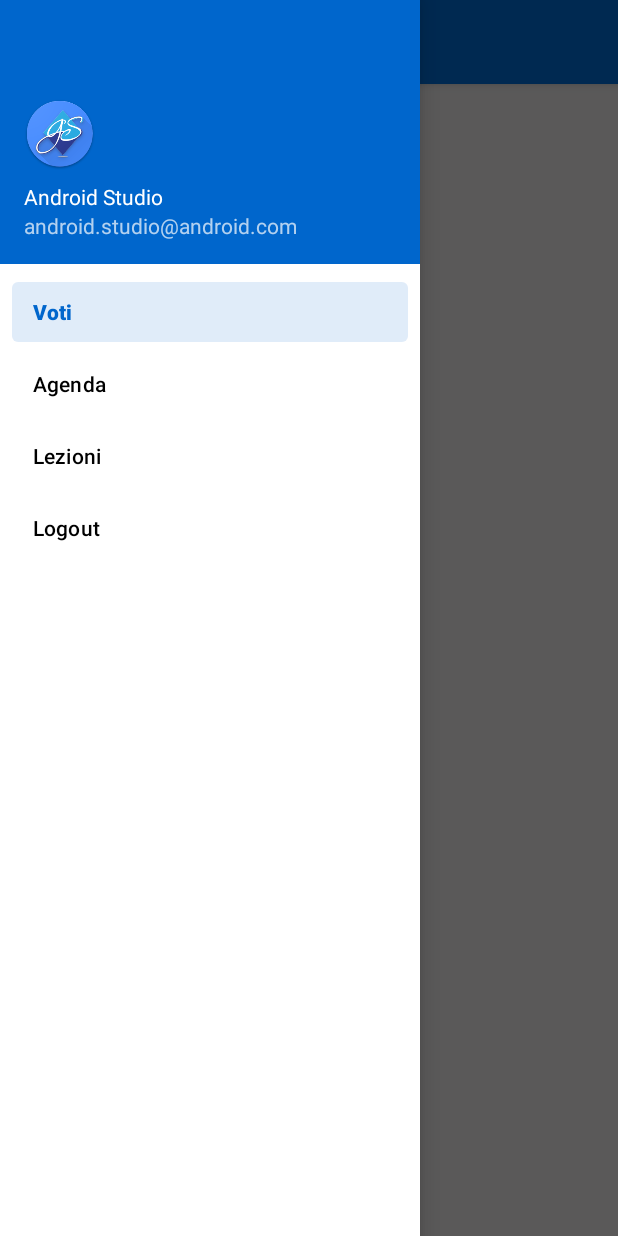
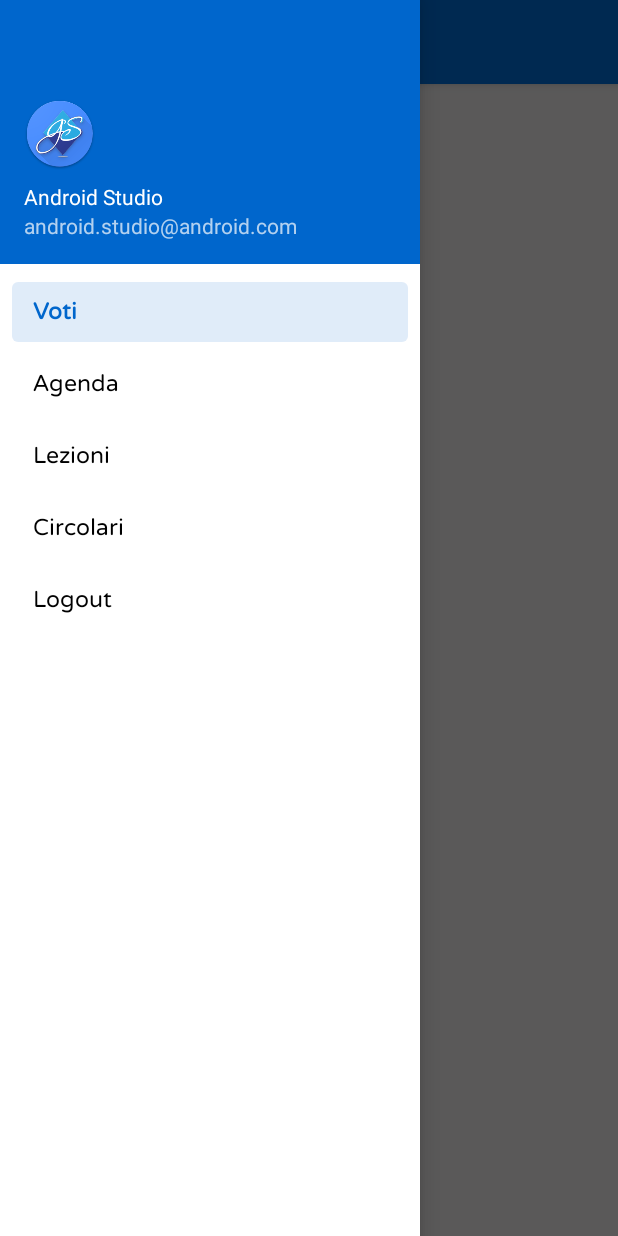
Before and after one commit to Giua-app/Giua-App, an Android app: the DrawerActivity screen opened directly, with no data from a screen before it, with the side drawer open, on a phone screen of 412 x 824 dp. Run offline under Robolectric (Android 15) with nearby library versions, the phone set to English and light mode, and no system bars; our stand-ins replace navigation-ui; 11 statements that could not run were skipped.

Commit message:
Added support for newsletters and changed text appearance in navigation drawer

```diff
--- a/app/src/main/java/com/giua/app/DrawerActivity.java
+++ b/app/src/main/java/com/giua/app/DrawerActivity.java
@@ -43,7 +43,7 @@ public class DrawerActivity extends AppCompatActivity implements NavigationView.
         navigationView = findViewById(R.id.nav_view);
 
         mAppBarConfiguration = new AppBarConfiguration.Builder(
-                R.id.nav_voti, R.id.nav_agenda, R.id.nav_lezioni)
+                R.id.nav_voti, R.id.nav_agenda, R.id.nav_lezioni, R.id.nav_circolari)
                 .setOpenableLayout(drawerLayout)
                 .build();
 
@@ -81,6 +81,8 @@ public class DrawerActivity extends AppCompatActivity implements NavigationView.
             startAgendaFragment();
         } else if(item.getItemId() == R.id.nav_lezioni){
             startLessonsFragment();
+        } else if(item.getItemId() == R.id.nav_circolari){
+            startNewsLetterFragment();
         }
 
         return true;
@@ -90,6 +92,11 @@ public class DrawerActivity extends AppCompatActivity implements NavigationView.
         if(drawerLayout != null && drawerLayout.isDrawerOpen(GravityCompat.START)) {
             drawerLayout.closeDrawer(GravityCompat.START);
         }
+    }
+
+    private void startNewsLetterFragment(){
+        navController.navigate(R.id.nav_circolari, bundle);
+        closeNavDrawer();
     }
 
     private void startVotesFragment(){
--- a/app/src/main/java/com/giua/app/ui/voti/VotiFragment.java
+++ b/app/src/main/java/com/giua/app/ui/voti/VotiFragment.java
@@ -17,7 +17,6 @@ import android.widget.TextView;
 
 import androidx.annotation.NonNull;
 import androidx.constraintlayout.widget.ConstraintLayout;
-import androidx.constraintlayout.widget.ConstraintSet;
 import androidx.core.content.res.ResourcesCompat;
 import androidx.fragment.app.Fragment;
 
--- a/app/src/main/res/layout/activity_drawer.xml
+++ b/app/src/main/res/layout/activity_drawer.xml
@@ -23,6 +23,7 @@
         android:layout_height="match_parent"
         android:layout_gravity="start"
         android:fitsSystemWindows="true"
+        app:itemTextAppearance="@style/NavDrawerItemStyle"
         app:headerLayout="@layout/nav_header_main"
         app:menu="@menu/activity_main_drawer" />
 </androidx.drawerlayout.widget.DrawerLayout>
--- /dev/null
+++ b/app/src/main/res/layout/fragment_circolari.xml
@@ -0,0 +1,6 @@
+<?xml version="1.0" encoding="utf-8"?>
+<androidx.constraintlayout.widget.ConstraintLayout xmlns:android="http://schemas.android.com/apk/res/android"
+    android:layout_width="match_parent"
+    android:layout_height="match_parent">
+
+</androidx.constraintlayout.widget.ConstraintLayout>
--- a/app/src/main/res/menu/activity_main_drawer.xml
+++ b/app/src/main/res/menu/activity_main_drawer.xml
@@ -13,6 +13,9 @@
         <item
             android:id="@+id/nav_lezioni"
             android:title="Lezioni" />
+        <item
+            android:id="@+id/nav_circolari"
+            android:title="Circolari" />
     </group>
 
     <item
--- a/app/src/main/res/navigation/mobile_navigation.xml
+++ b/app/src/main/res/navigation/mobile_navigation.xml
@@ -22,4 +22,10 @@
         android:name="com.giua.app.ui.lezioni.LezioniFragment"
         android:label="@string/menu_lezioni"
         tools:layout="@layout/fragment_lezioni" />
+
+    <fragment
+        android:id="@+id/nav_circolari"
+        android:name="com.giua.app.ui.circolari.CircolariFragment"
+        android:label="@string/menu_circolari"
+        tools:layout="@layout/fragment_circolari" />
 </navigation>
--- a/app/src/main/res/values/strings.xml
+++ b/app/src/main/res/values/strings.xml
@@ -16,4 +16,5 @@
     <string name="detail_vote_type">Tipo:</string>
     <string name="detail_vote_arguments">Argomenti:</string>
     <string name="detail_vote_judge">Giudizio:</string>
+    <string name="menu_circolari">Circolari</string>
 </resources>
--- a/app/src/main/res/values/themes.xml
+++ b/app/src/main/res/values/themes.xml
@@ -28,4 +28,10 @@
         <item name="android:fontFamily">@font/varela_round_regular</item>
         <item name="android:textSize">20sp</item>
     </style>
+
+    <style name="NavDrawerItemStyle" parent="android:Widget.TextView">
+        <item name="android:textColor">@color/black</item>
+        <item name="android:textSize">15sp</item>
+        <item name="fontFamily">@font/varela_round_regular</item>
+    </style>
 </resources>
```
Also changed, not shown: app/src/main/java/com/giua/app/ui/circolari/CircolariFragment.java (added, +26 -0 lines).
